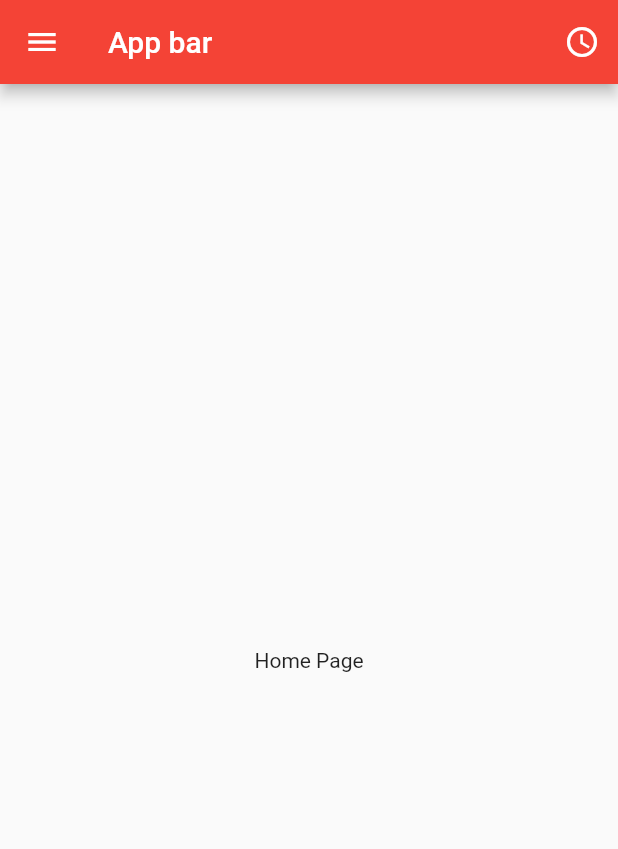
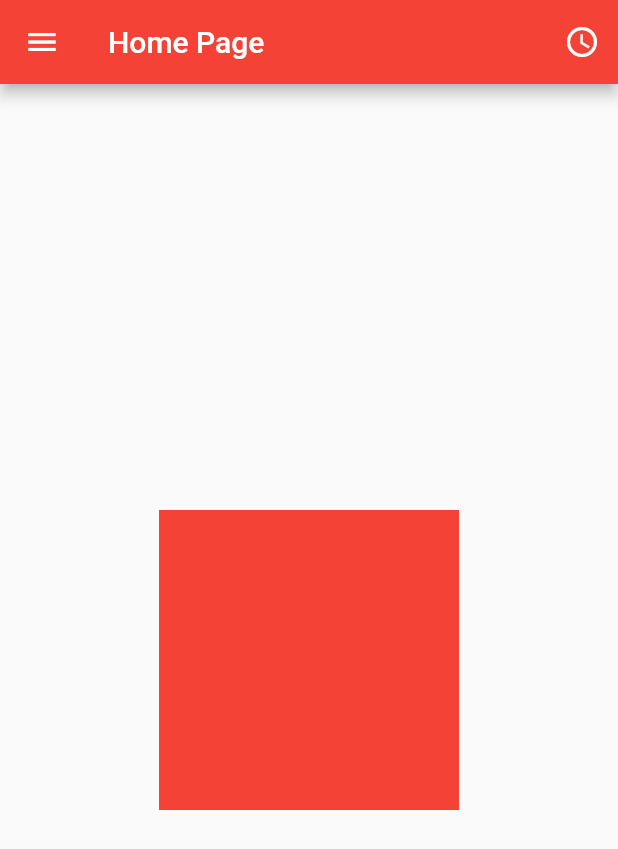
Before and after one commit to oapmartins/flutter-fundamentos, a Flutter app: the screen it shows after launch, on a phone screen of 412 x 824 dp. Shown: the top 849 px of the screen. Run offline on Flutter 3.47's test engine with Material 2 defaults, Android fonts, the phone set to English and light mode, and no system bars.

Commit message:
Comecando estudos sobre o container

```diff
--- a/lib/home/home_page.dart
+++ b/lib/home/home_page.dart
@@ -7,7 +7,7 @@ class HomePage extends StatelessWidget {
   Widget build(BuildContext context) {
     return Scaffold(
       appBar: AppBar(
-        title: Text('App bar'),
+        title: Text('Home Page'),
         backgroundColor: Colors.red,
         actions: [
           IconButton(
@@ -17,7 +17,15 @@ class HomePage extends StatelessWidget {
         ],
       ),
       drawer: Drawer(),
-      body: Center(child: Text('Home Page')),
+      body: Center(
+        child: Container(
+          color: Colors.red,
+          width: 200,
+          height: 200,
+          margin: EdgeInsets.all(10),
+          padding: EdgeInsets.all(10),
+        ),
+      ),
     );
   }
 }
```
